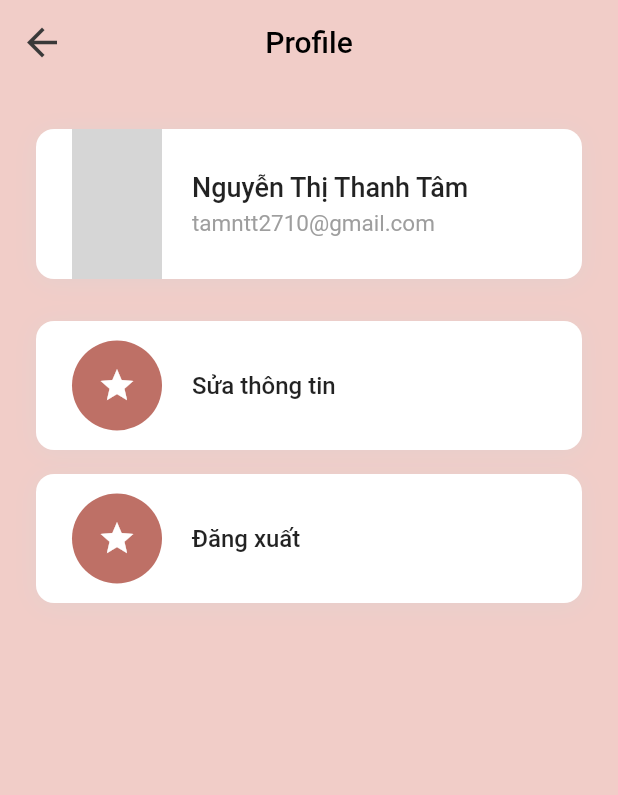
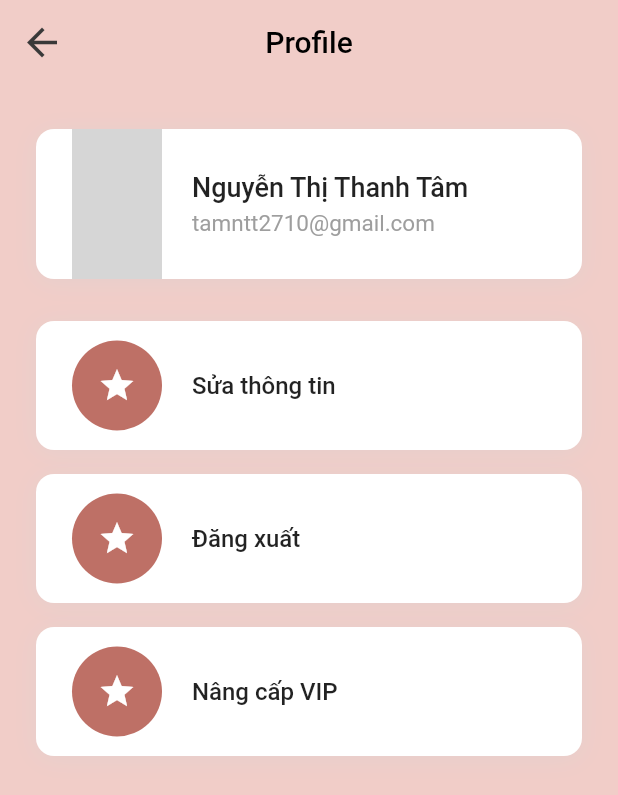
Before and after one commit to manage-library/mobile_reading, a Flutter app: the MenuProfile screen opened by its route, on a phone screen of 412 x 824 dp. Shown: the top 795 px of the screen. Run offline on Flutter 3.47's test engine with Material 2 defaults, Android fonts, the phone set to English and light mode, and no system bars; our stand-ins replace dio, easy_rich_text, flutter_profile_picture, flutter_rating_bar, flutter_screenutil, flutter_secure_storage and 4 more; missing offline and left inert: number_paginator; accounts and stored records are empty; network calls fail; grey boxes are pictures that could not be loaded.

Commit message:
update vip screen

```diff
--- /dev/null
+++ b/lib/controller/vip_update_controller.dart
@@ -0,0 +1,6 @@
+import 'package:get/get.dart';
+
+class VipUpdateController extends GetxController{
+  RxList<int> vip = [1,2,3].obs;
+  RxInt selectedIndex = 0.obs;
+}
--- a/lib/screens/profile_screen.dart
+++ b/lib/screens/profile_screen.dart
@@ -86,7 +86,7 @@ class MenuProfile extends StatelessWidget {
                 ),
               ),
             ),
-            SizedBox(height: 28),
+            const SizedBox(height: 28),
             SizedBox(
               height: 550,
               child: Column(
@@ -95,7 +95,7 @@ class MenuProfile extends StatelessWidget {
                     title: 'Sửa thông tin',
                     onClick:() => Get.toNamed(AppRoutes.eidtProfile)
                   ),
-                  SizedBox(
+                  const SizedBox(
                     height: 16,
                   ),
                   ProfileItem(
@@ -105,7 +105,14 @@ class MenuProfile extends StatelessWidget {
                       contentSize: 200,
                       content: LogoutPage(),
                     ).show(),
-                  )
+                  ),
+                  const SizedBox(
+                    height: 16,
+                  ),
+                  ProfileItem(
+                    title: 'Nâng cấp VIP',
+                    onClick:() => Get.toNamed(AppRoutes.vipUpdate),
+                  ),
                 ],
               ),
               // child: ListView.separated(
--- a/lib/src/routes.dart
+++ b/lib/src/routes.dart
@@ -1,6 +1,7 @@
 
 
 import 'package:book_reading_mobile_app/controller/edit_profile_controller.dart';
+import 'package:book_reading_mobile_app/controller/vip_update_controller.dart';
 import 'package:book_reading_mobile_app/main.dart';
 import 'package:book_reading_mobile_app/screens/book_over_view/book_over_view.dart';
 import 'package:book_reading_mobile_app/screens/detail_book_screen/details_screen.dart';
@@ -10,6 +11,7 @@ import 'package:book_reading_mobile_app/screens/reading_chapter/reading_chapter.
 import 'package:book_reading_mobile_app/screens/search_screen.dart';
 import 'package:book_reading_mobile_app/screens/sign_in_screen.dart';
 import 'package:book_reading_mobile_app/screens/sign_up_screen.dart';
+import 'package:book_reading_mobile_app/screens/vip_update_screen.dart';
 import 'package:flutter/widgets.dart';
 
 class AppRoutes {
@@ -24,6 +26,7 @@ class AppRoutes {
   static const readingChapter = '/reading_chapter';
   static const bookOverView = '/book_over_view';
   static const eidtProfile = '/edit_profile';
+  static const vipUpdate = '/vip_update';
 }
 
 Map<String, Widget Function(BuildContext)> listRoutes = {
@@ -36,5 +39,6 @@ Map<String, Widget Function(BuildContext)> listRoutes = {
   AppRoutes.readingChapter : (context) => ReadingChapter(),
   AppRoutes.bookOverView : (context) => BookOverView(),
   AppRoutes.eidtProfile: (context) => EditProfilePage(EditProfileController()),
+  AppRoutes.vipUpdate: (context) => VipUpdatePage(VipUpdateController()),
 
 };
```
Also changed, not shown: lib/screens/vip_update_screen.dart (added, +122 -0 lines).
